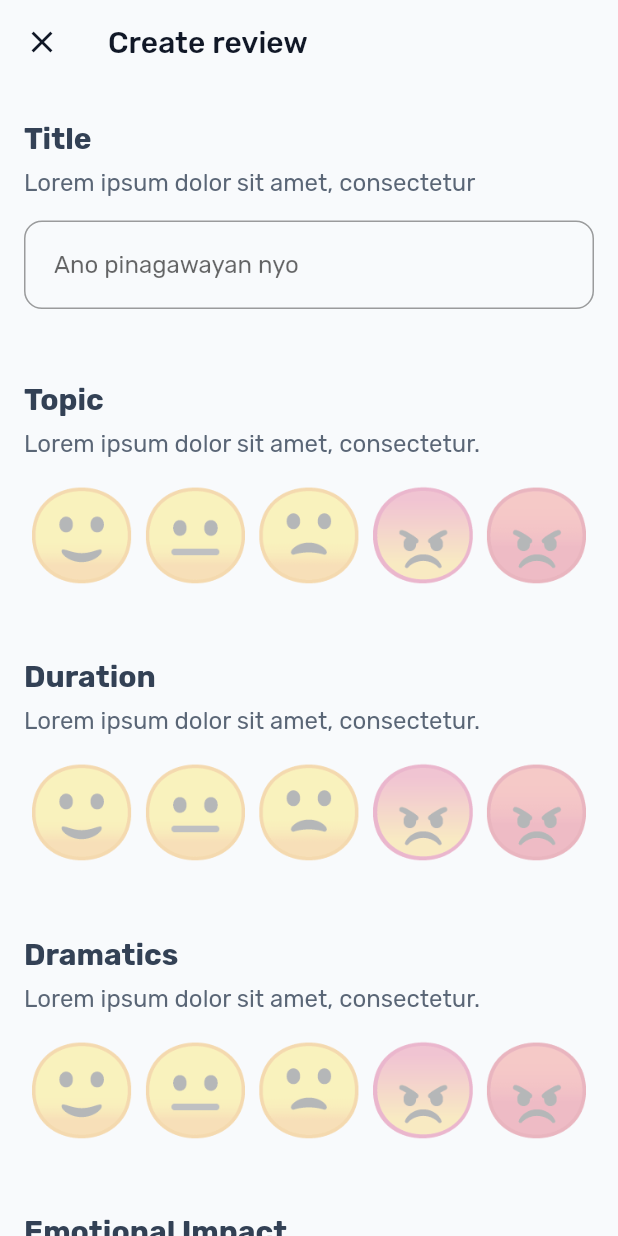
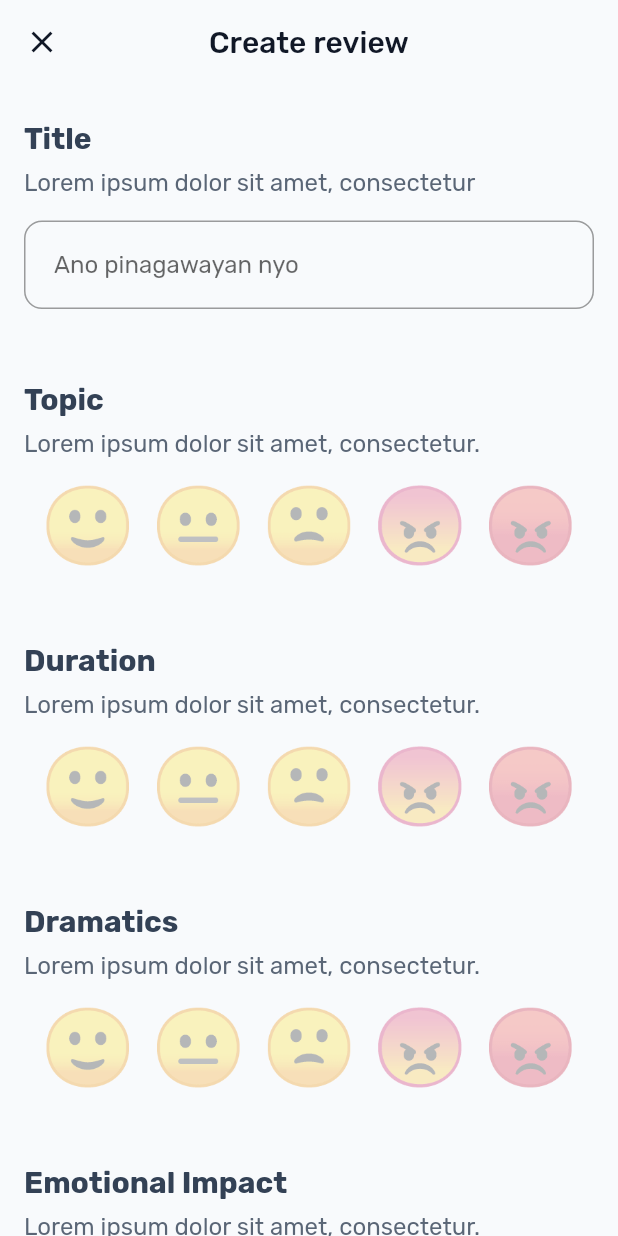
Before and after one commit to sunenvidiado-nx/away-review-flutter, a Flutter app: the CreateReviewScreen screen opened by its route, on a phone screen of 412 x 824 dp. Run offline on Flutter 3.47's test engine with Material 3 defaults, Android fonts, the phone set to English and light mode, and no system bars; our stand-ins replace cloud_firestore, firebase_analytics, firebase_auth, firebase_core, firebase_crashlytics, flutter_keyboard_visibility and 4 more; accounts and stored records are empty; generated files the repository leaves out were written again.

Commit message:
refactor: Adjust some widget spacing

```diff
--- a/lib/features/create_review/create_review_screen.dart
+++ b/lib/features/create_review/create_review_screen.dart
@@ -116,7 +116,6 @@ class _CreateReviewScreenState extends ConsumerState<CreateReviewScreen> {
           ),
           const SliverToBoxAdapter(child: SizedBox(height: 16)),
           _buildAddReviewButton(),
-          const SliverToBoxAdapter(child: SizedBox(height: 64)),
         ],
       ),
     );
@@ -192,7 +191,7 @@ class _CreateReviewScreenState extends ConsumerState<CreateReviewScreen> {
                       onTap: () => onRatingUpdate(1),
                       child: const Text(
                         ReviewScale.five,
-                        style: TextStyle(fontSize: 60),
+                        style: TextStyle(fontSize: 50),
                       ),
                     ),
                   ),
@@ -202,7 +201,7 @@ class _CreateReviewScreenState extends ConsumerState<CreateReviewScreen> {
                       onTap: () => onRatingUpdate(2),
                       child: const Text(
                         ReviewScale.four,
-                        style: TextStyle(fontSize: 60),
+                        style: TextStyle(fontSize: 50),
                       ),
                     ),
                   ),
@@ -212,7 +211,7 @@ class _CreateReviewScreenState extends ConsumerState<CreateReviewScreen> {
                       onTap: () => onRatingUpdate(3),
                       child: const Text(
                         ReviewScale.three,
-                        style: TextStyle(fontSize: 60),
+                        style: TextStyle(fontSize: 50),
                       ),
                     ),
                   ),
@@ -222,7 +221,7 @@ class _CreateReviewScreenState extends ConsumerState<CreateReviewScreen> {
                       onTap: () => onRatingUpdate(4),
                       child: const Text(
                         ReviewScale.two,
-                        style: TextStyle(fontSize: 60),
+                        style: TextStyle(fontSize: 50),
                       ),
                     ),
                   ),
@@ -232,7 +231,7 @@ class _CreateReviewScreenState extends ConsumerState<CreateReviewScreen> {
                       onTap: () => onRatingUpdate(5),
                       child: const Text(
                         ReviewScale.one,
-                        style: TextStyle(fontSize: 60),
+                        style: TextStyle(fontSize: 50),
                       ),
                     ),
                   ),
```
Also changed, not shown: lib/app/theme.dart (+9 -0 lines), lib/core/models/review_scale.dart (+22 -16 lines).
